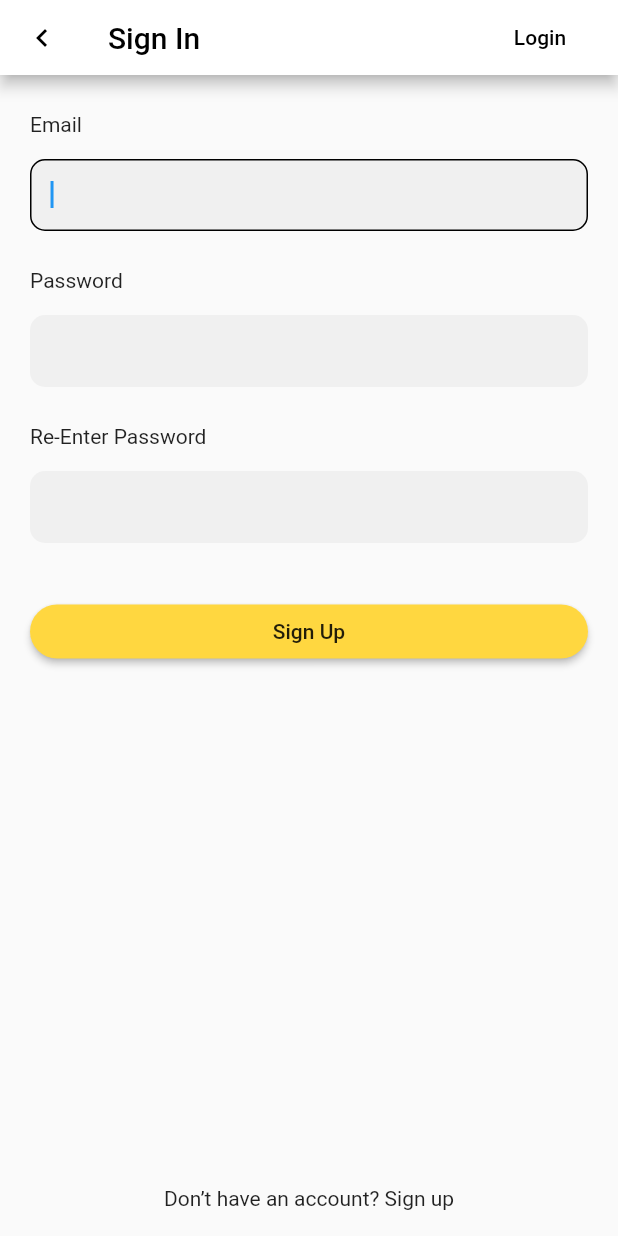
After one commit to arifulnaufal16/Planalist, a Flutter app: the screen it shows after launch, after a tap on "Sign In", on a phone screen of 412 x 824 dp. The commit adds this screen. Run offline on Flutter 3.47's test engine with Material 2 defaults, Android fonts, the phone set to English and light mode, and no system bars.

Commit message:
sign in page

```diff
--- /dev/null
+++ b/lib/login.dart
@@ -0,0 +1,133 @@
+import 'package:Planalist/signup.dart';
+import 'package:flutter/material.dart';
+
+class Login extends StatefulWidget {
+  @override
+  _LoginState createState() => _LoginState();
+}
+
+class _LoginState extends State<Login> {
+  @override
+  Widget build(BuildContext context) {
+    return MaterialApp(
+      home: Scaffold(
+        appBar: PreferredSize(
+          preferredSize: Size.fromHeight(50.0),
+          child: Container(
+            child: AppBar(
+              backgroundColor: Colors.white,
+              leading: Icon(
+                Icons.navigate_before,
+                color: Colors.black,
+              ),
+              title: Container(
+                child: Text(
+                  "Login",
+                  style: TextStyle(color: Colors.black),
+                ),
+              ),
+              actions: [
+                Row(
+                  children: [
+                    Container(
+                      padding: EdgeInsets.only(right: 20),
+                      child: FlatButton(
+                          splashColor: Colors.white,
+                          highlightColor: Colors.white,
+                          child: Text(
+                            "Sign In",
+                            style: TextStyle(
+                              color: Colors.black,
+                            ),
+                          ),
+                          onPressed: () {
+                            Navigator.pushReplacement(context,
+                                MaterialPageRoute(builder: (context) {
+                              return Signup();
+                            }));
+                          }),
+                    )
+                  ],
+                ),
+              ],
+            ),
+          ),
+        ),
+        body: Container(
+          margin: EdgeInsets.all(20),
+          child: ListView(
+            children: [
+              SizedBox(height: 5.0),
+              Text("Email"),
+              SizedBox(height: 15.0),
+              Container(
+                child: TextField(
+                  autofocus: true,
+                  style: TextStyle(fontSize: 15.0, color: Colors.black),
+                  decoration: InputDecoration(
+                    border: InputBorder.none,
+                    // hintText: 'Username',
+                    filled: true,
+                    contentPadding: const EdgeInsets.only(
+                        left: 14.0, bottom: 6.0, top: 8.0),
+                    focusedBorder: OutlineInputBorder(
+                      borderSide: BorderSide(color: Colors.black),
+                      borderRadius: BorderRadius.circular(10.0),
+                    ),
+                    enabledBorder: UnderlineInputBorder(
+                      borderSide: BorderSide.none,
+                      borderRadius: BorderRadius.circular(10.0),
+                    ),
+                  ),
+                ),
+              ),
+              SizedBox(height: 25.0),
+              Text("Password"),
+              SizedBox(height: 15.0),
+              Container(
+                child: TextField(
+                  obscureText: true,
+                  autofocus: true,
+                  style: TextStyle(fontSize: 15.0, color: Colors.black),
+                  decoration: InputDecoration(
+                    border: InputBorder.none,
+                    // hintText: 'Password',
+                    filled: true,
+                    contentPadding: const EdgeInsets.only(
+                        left: 14.0, bottom: 6.0, top: 8.0),
+                    focusedBorder: OutlineInputBorder(
+                      borderSide: BorderSide(color: Colors.black),
+                      borderRadius: BorderRadius.circular(10.0),
+                    ),
+                    enabledBorder: UnderlineInputBorder(
+                      borderSide: BorderSide.none,
+                      borderRadius: BorderRadius.circular(10.0),
+                    ),
+                  ),
+                ),
+              ),
+              SizedBox(height: 35.0),
+              Container(
+                child: RaisedButton(
+                  // onPressed: () {},
+                  onPressed: () {},
+                  color: Colors.amberAccent,
+                  splashColor: Colors.amber,
+                  child: Text("Login"),
+                  shape: RoundedRectangleBorder(
+                    borderRadius: BorderRadius.circular(20),
+                  ),
+                ),
+              )
+            ],
+          ),
+        ),
+        bottomNavigationBar: Container(
+          alignment: Alignment.center,
+          height: 50,
+          child: Text("Don’t have an account? Sign up"),
+        ),
+      ),
+    );
+  }
+}
--- a/lib/main.dart
+++ b/lib/main.dart
@@ -1,124 +1,28 @@
+import 'package:Planalist/login.dart';
 import 'package:flutter/material.dart';
 
 void main() {
-  runApp(Login());
+  runApp(MyApp());
+}
+// class MyApp extends StatelessWidget {
+//   @override
+//   Widget build(BuildContext context) {
+//     return MaterialApp(
+//       home: Login(),
+//     );
+//   }
+// }
+
+class MyApp extends StatefulWidget {
+  @override
+  _MyAppState createState() => _MyAppState();
 }
 
-class Login extends StatefulWidget {
-  @override
-  _LoginState createState() => _LoginState();
-}
-
-class _LoginState extends State<Login> {
+class _MyAppState extends State<MyApp> {
   @override
   Widget build(BuildContext context) {
     return MaterialApp(
-      home: Scaffold(
-        appBar: PreferredSize(
-          preferredSize: Size.fromHeight(50.0),
-          child: Container(
-            child: AppBar(
-              backgroundColor: Colors.white,
-              leading: Icon(
-                Icons.navigate_before,
-                color: Colors.black,
-              ),
-              title: Container(
-                child: Text(
-                  "Log In",
-                  style: TextStyle(color: Colors.black),
-                ),
-              ),
-              actions: [
-                Row(
-                  children: [
-                    Container(
-                      padding: EdgeInsets.only(right: 20),
-                      child: Text(
-                        "Sign In",
-                        style: TextStyle(color: Colors.black),
-                      ),
-                    )
-                  ],
-                ),
-              ],
-            ),
-          ),
-        ),
-        body: Container(
-          margin: EdgeInsets.all(20),
-          child: ListView(
-            children: [
-              SizedBox(height: 5.0),
-              Text("Email"),
-              SizedBox(height: 15.0),
-              Container(
-                child: TextField(
-                  autofocus: true,
-                  style: TextStyle(fontSize: 15.0, color: Colors.black),
-                  decoration: InputDecoration(
-                    border: InputBorder.none,
-                    hintText: 'Username',
-                    filled: true,
-                    contentPadding: const EdgeInsets.only(
-                        left: 14.0, bottom: 6.0, top: 8.0),
-                    focusedBorder: OutlineInputBorder(
-                      borderSide: BorderSide(color: Colors.black),
-                      borderRadius: BorderRadius.circular(10.0),
-                    ),
-                    enabledBorder: UnderlineInputBorder(
-                      borderSide: BorderSide.none,
-                      borderRadius: BorderRadius.circular(10.0),
-                    ),
-                  ),
-                ),
-              ),
-              SizedBox(height: 25.0),
-              Text("Password"),
-              SizedBox(height: 15.0),
-              Container(
-                child: TextField(
-                  obscureText: true,
-                  autofocus: true,
-                  style: TextStyle(fontSize: 15.0, color: Colors.black),
-                  decoration: InputDecoration(
-                    border: InputBorder.none,
-                    hintText: 'Password',
-                    filled: true,
-                    contentPadding: const EdgeInsets.only(
-                        left: 14.0, bottom: 6.0, top: 8.0),
-                    focusedBorder: OutlineInputBorder(
-                      borderSide: BorderSide(color: Colors.black),
-                      borderRadius: BorderRadius.circular(10.0),
-                    ),
-                    enabledBorder: UnderlineInputBorder(
-                      borderSide: BorderSide.none,
-                      borderRadius: BorderRadius.circular(10.0),
-                    ),
-                  ),
-                ),
-              ),
-              SizedBox(height: 35.0),
-              Container(
-                child: RaisedButton(
-                  onPressed: () {},
-                  color: Colors.amberAccent,
-                  splashColor: Colors.amber,
-                  child: Text("Log In"),
-                  shape: RoundedRectangleBorder(
-                    borderRadius: BorderRadius.circular(20),
-                  ),
-                ),
-              )
-            ],
-          ),
-        ),
-        bottomNavigationBar: Container(
-          alignment: Alignment.center,
-          height: 50,
-          child: Text("Don’t have an account? Sign up"),
-        ),
-      ),
+      home: Login(),
     );
   }
 }
--- /dev/null
+++ b/lib/signup.dart
@@ -0,0 +1,153 @@
+import 'package:Planalist/login.dart';
+import 'package:flutter/material.dart';
+
+class Signup extends StatefulWidget {
+  @override
+  _SignupState createState() => _SignupState();
+}
+
+class _SignupState extends State<Signup> {
+  @override
+  Widget build(BuildContext context) {
+    return MaterialApp(
+      home: Scaffold(
+        appBar: PreferredSize(
+          preferredSize: Size.fromHeight(50.0),
+          child: Container(
+            child: AppBar(
+              backgroundColor: Colors.white,
+              leading: Icon(
+                Icons.navigate_before,
+                color: Colors.black,
+              ),
+              title: Container(
+                child: Text(
+                  "Sign In",
+                  style: TextStyle(color: Colors.black),
+                ),
+              ),
+              actions: [
+                Row(
+                  children: [
+                    Container(
+                      padding: EdgeInsets.only(right: 20),
+                      child: TextButton(
+                          child: Text(
+                            "Login",
+                            style: TextStyle(color: Colors.black),
+                          ),
+                          onPressed: () {
+                            Navigator.pushReplacement(context,
+                                MaterialPageRoute(builder: (context) {
+                              return Login();
+                            }));
+                          }),
+                    )
+                  ],
+                ),
+              ],
+            ),
+          ),
+        ),
+        body: Container(
+          margin: EdgeInsets.all(20),
+          child: ListView(
+            children: [
+              SizedBox(height: 5.0),
+              Text("Email"),
+              SizedBox(height: 15.0),
+              Container(
+                child: TextField(
+                  autofocus: true,
+                  style: TextStyle(fontSize: 15.0, color: Colors.black),
+                  decoration: InputDecoration(
+                    border: InputBorder.none,
+                    // hintText: 'Username',
+                    filled: true,
+                    contentPadding: const EdgeInsets.only(
+                        left: 14.0, bottom: 6.0, top: 8.0),
+                    focusedBorder: OutlineInputBorder(
+                      borderSide: BorderSide(color: Colors.black),
+                      borderRadius: BorderRadius.circular(10.0),
+                    ),
+                    enabledBorder: UnderlineInputBorder(
+                      borderSide: BorderSide.none,
+                      borderRadius: BorderRadius.circular(10.0),
+                    ),
+                  ),
+                ),
+              ),
+              SizedBox(height: 25.0),
+              Text("Password"),
+              SizedBox(height: 15.0),
+              Container(
+                child: TextField(
+                  obscureText: true,
+                  autofocus: true,
+                  style: TextStyle(fontSize: 15.0, color: Colors.black),
+                  decoration: InputDecoration(
+                    border: InputBorder.none,
+                    // hintText: 'Password',
+                    filled: true,
+                    contentPadding: const EdgeInsets.only(
+                        left: 14.0, bottom: 6.0, top: 8.0),
+                    focusedBorder: OutlineInputBorder(
+                      borderSide: BorderSide(color: Colors.black),
+                      borderRadius: BorderRadius.circular(10.0),
+                    ),
+                    enabledBorder: UnderlineInputBorder(
+                      borderSide: BorderSide.none,
+                      borderRadius: BorderRadius.circular(10.0),
+                    ),
+                  ),
+                ),
+              ),
+              SizedBox(height: 25.0),
+              Text("Re-Enter Password"),
+              SizedBox(height: 15.0),
+              Container(
+                child: TextField(
+                  obscureText: true,
+                  autofocus: true,
+                  style: TextStyle(fontSize: 15.0, color: Colors.black),
+                  decoration: InputDecoration(
+                    border: InputBorder.none,
+                    // hintText: 'Password',
+                    filled: true,
+                    contentPadding: const EdgeInsets.only(
+                        left: 14.0, bottom: 6.0, top: 8.0),
+                    focusedBorder: OutlineInputBorder(
+                      borderSide: BorderSide(color: Colors.black),
+                      borderRadius: BorderRadius.circular(10.0),
+                    ),
+                    enabledBorder: UnderlineInputBorder(
+                      borderSide: BorderSide.none,
+                      borderRadius: BorderRadius.circular(10.0),
+                    ),
+                  ),
+                ),
+              ),
+              SizedBox(height: 35.0),
+              Container(
+                child: RaisedButton(
+                  onPressed: () {},
+                  color: Colors.amberAccent,
+                  splashColor: Colors.amber,
+                  child: Text("Sign Up"),
+                  shape: RoundedRectangleBorder(
+                    borderRadius: BorderRadius.circular(20),
+                  ),
+                ),
+              )
+            ],
+          ),
+        ),
+        bottomNavigationBar: Container(
+          alignment: Alignment.center,
+          height: 50,
+          child: Text("Don’t have an account? Sign up"),
+        ),
+      ),
+    );
+  }
+}
```
Also changed, not shown: 1 other file.
